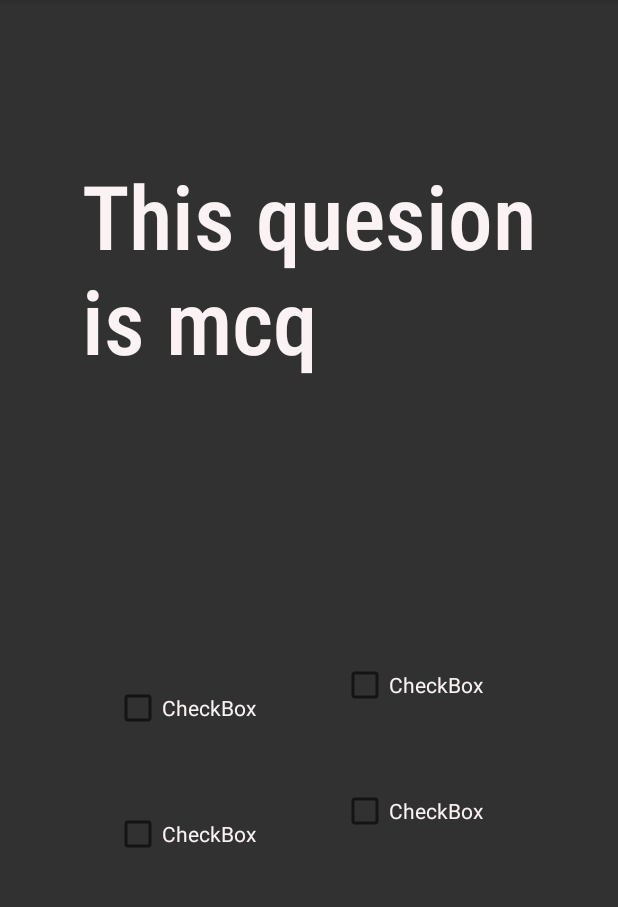
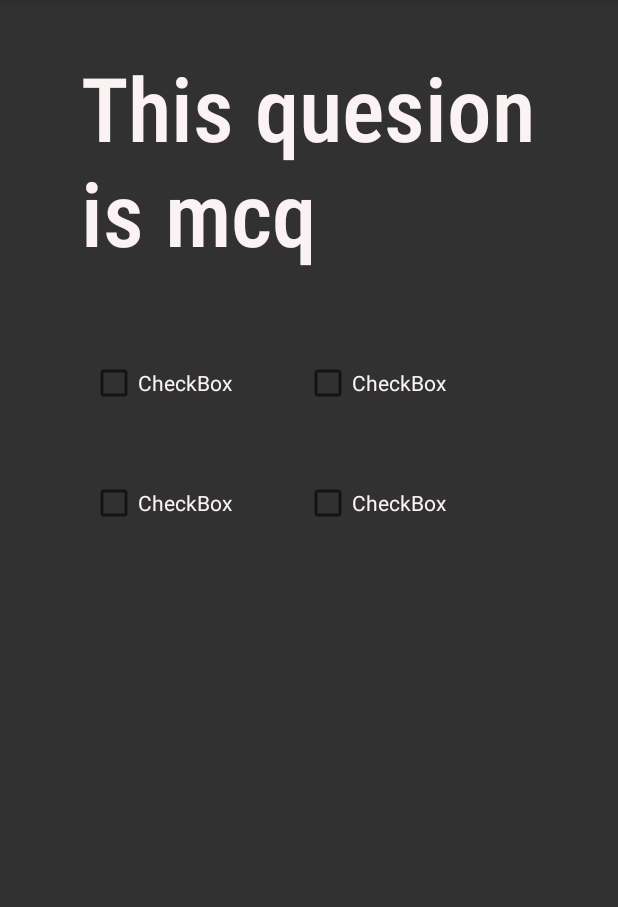
Before and after one commit to Bazifrasool/Recapture, an Android app: the Quiz_page_3 screen opened directly, with no data from a screen before it, on a phone screen of 412 x 824 dp, the part 84-991 px from its top. Run offline under Robolectric (Android 15) with nearby library versions, the phone set to English and light mode, and no system bars.

Commit message:
MCQ_in progress

```diff
--- a/app/src/main/java/com/example/recapture_v_0/Quiz_Page_2.java
+++ b/app/src/main/java/com/example/recapture_v_0/Quiz_Page_2.java
@@ -1,8 +1,8 @@
 package com.example.recapture_v_0;
 
+import android.os.Bundle;
+
 import androidx.appcompat.app.AppCompatActivity;
-
-import android.os.Bundle;
 
 public class Quiz_Page_2 extends AppCompatActivity {
 
@@ -11,4 +11,5 @@ public class Quiz_Page_2 extends AppCompatActivity {
         super.onCreate(savedInstanceState);
         setContentView(R.layout.activity_quiz__page_2);
     }
+
 }
--- a/app/src/main/java/com/example/recapture_v_0/Quiz_page_3.java
+++ b/app/src/main/java/com/example/recapture_v_0/Quiz_page_3.java
@@ -1,16 +1,11 @@
 package com.example.recapture_v_0;
 
 import android.os.Bundle;
-import android.widget.CheckBox;
 
 import androidx.appcompat.app.AppCompatActivity;
 
 public class Quiz_page_3 extends AppCompatActivity {
 
-    CheckBox cb1 = findViewById(R.id.checkBox);
-    CheckBox cb2 = findViewById(R.id.checkBox2);
-    CheckBox cb3 = findViewById(R.id.checkBox5);
-    CheckBox cb4 = findViewById(R.id.checkBox6);
 
     @Override
     protected void onCreate(Bundle savedInstanceState) {
--- a/app/src/main/res/layout/activity_quiz_page_3.xml
+++ b/app/src/main/res/layout/activity_quiz_page_3.xml
@@ -9,11 +9,11 @@
 
     <TextView
         android:id="@+id/textView3"
-        android:layout_width="367dp"
+        android:layout_width="0dp"
         android:layout_height="175dp"
-        android:layout_marginStart="31dp"
-        android:layout_marginTop="104dp"
-        android:layout_marginEnd="31dp"
+        android:layout_marginStart="22dp"
+        android:layout_marginTop="32dp"
+        android:layout_marginEnd="22dp"
         android:autoSizeMaxTextSize="100sp"
         android:autoSizeMinTextSize="8sp"
         android:autoSizeTextType="uniform"
@@ -24,6 +24,7 @@
         android:textColor="#FAFFF7F7"
         android:textIsSelectable="false"
         app:layout_constraintEnd_toEndOf="parent"
+        app:layout_constraintHorizontal_bias="0.0"
         app:layout_constraintStart_toStartOf="parent"
         app:layout_constraintTop_toTopOf="parent" />
 
@@ -31,51 +32,43 @@
         android:id="@+id/checkBox"
         android:layout_width="wrap_content"
         android:layout_height="wrap_content"
-        android:layout_marginStart="76dp"
-        android:layout_marginBottom="52dp"
+        android:layout_marginStart="60dp"
+        android:layout_marginTop="32dp"
         android:text="CheckBox"
         android:textColor="#FAFFF7F7"
-        app:layout_constraintBottom_toTopOf="@+id/checkBox5"
-        app:layout_constraintStart_toStartOf="parent" />
+        app:layout_constraintStart_toStartOf="parent"
+        app:layout_constraintTop_toBottomOf="@+id/textView3" />
 
     <CheckBox
         android:id="@+id/checkBox2"
         android:layout_width="wrap_content"
         android:layout_height="wrap_content"
-        android:layout_marginStart="8dp"
-        android:layout_marginEnd="8dp"
+        android:layout_marginStart="48dp"
+        android:layout_marginTop="32dp"
         android:text="CheckBox"
         android:textColor="#FAFFF7F7"
-        app:layout_constraintBottom_toBottomOf="parent"
-        app:layout_constraintEnd_toEndOf="parent"
-        app:layout_constraintHorizontal_bias="0.374"
         app:layout_constraintStart_toEndOf="@+id/checkBox"
-        app:layout_constraintTop_toTopOf="parent"
-        app:layout_constraintVertical_bias="0.599" />
+        app:layout_constraintTop_toBottomOf="@+id/textView3" />
 
     <CheckBox
         android:id="@+id/checkBox5"
         android:layout_width="wrap_content"
         android:layout_height="wrap_content"
-        android:layout_marginStart="76dp"
-        android:layout_marginBottom="196dp"
+        android:layout_marginTop="112dp"
         android:text="CheckBox"
         android:textColor="#FAFFF7F7"
-        app:layout_constraintBottom_toBottomOf="parent"
-        app:layout_constraintStart_toStartOf="parent" />
+        app:layout_constraintStart_toStartOf="@+id/checkBox"
+        app:layout_constraintTop_toBottomOf="@+id/textView3" />
 
     <CheckBox
         android:id="@+id/checkBox6"
         android:layout_width="wrap_content"
         android:layout_height="wrap_content"
-        android:layout_marginStart="8dp"
-        android:layout_marginTop="52dp"
-        android:layout_marginEnd="40dp"
+        android:layout_marginStart="48dp"
+        android:layout_marginTop="112dp"
         android:text="CheckBox"
         android:textColor="#FAFFF7F7"
-        app:layout_constraintEnd_toEndOf="parent"
-        app:layout_constraintHorizontal_bias="0.494"
         app:layout_constraintStart_toEndOf="@+id/checkBox5"
-        app:layout_constraintTop_toBottomOf="@+id/checkBox2" />
+        app:layout_constraintTop_toBottomOf="@+id/textView3" />
 
 </androidx.constraintlayout.widget.ConstraintLayout>
```
Also changed, not shown: app/src/main/java/com/example/recapture_v_0/Quiz_Page_1.java (+22 -12 lines).
